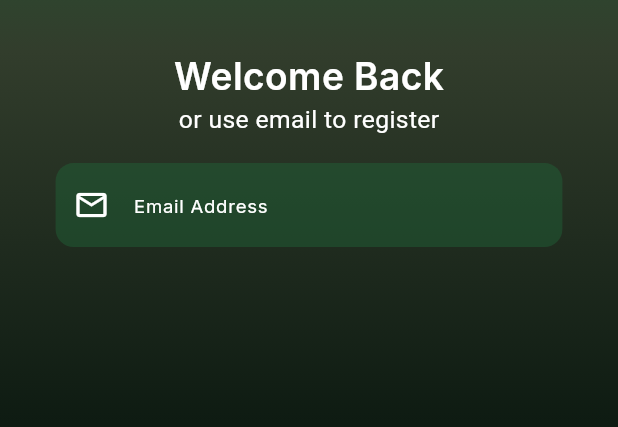
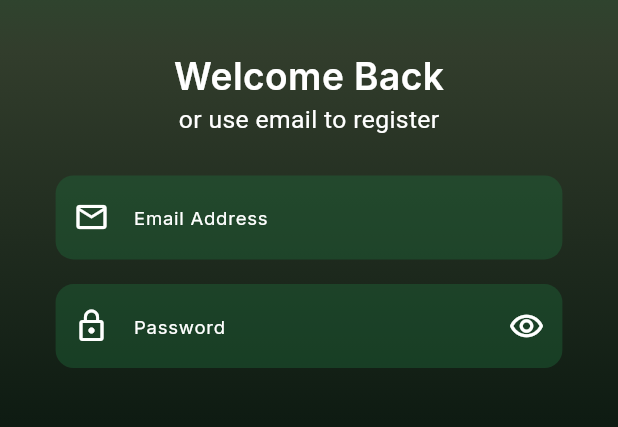
Before and after one commit to kwakyebrilliant/ebela, a Flutter app: the screen it shows after launch, on a phone screen of 412 x 824 dp, the part 319-746 px from its top. Run offline on Flutter 3.47's test engine with Material 3 defaults, Android fonts, the phone set to English and light mode, and no system bars; our stand-ins replace flutter_keyboard_visibility, google_fonts.

Commit message:
login page updated

```diff
--- a/lib/users/login_page.dart
+++ b/lib/users/login_page.dart
@@ -122,7 +122,7 @@ class _LoginPageState extends State<LoginPage> {
                         Padding(
                           padding: EdgeInsets.symmetric(
                             horizontal: screenWidth * 0.04,
-                            vertical: screenHeight * 0.02,
+                            vertical: screenHeight * 0.03,
                           ),
 
                           // Form here
@@ -130,8 +130,14 @@ class _LoginPageState extends State<LoginPage> {
                             // Column for form contents
                             child: Column(
                               children: [
+                                // Padding around Email TextFormField
+                                Padding(
+                                  padding: EdgeInsets.only(
+                                    bottom: screenHeight * 0.02,
+                                  ),
+
                                   // Email TextFormField
-                                MyTextFormField(
+                                  child: MyTextFormField(
                                     labelText: 'Email Address',
                                     icon: Icons.email_outlined,
                                     obscureText: false,
@@ -143,6 +149,30 @@ class _LoginPageState extends State<LoginPage> {
                                       }
                                       return null;
                                     },
+                                  ),
+                                ),
+
+                                // Padding around Password TextFormField
+                                Padding(
+                                  padding: EdgeInsets.only(
+                                    bottom: screenHeight * 0.02,
+                                  ),
+
+                                  // Password TextFormField
+                                  child: MyTextFormField(
+                                    labelText: 'Password',
+                                    icon: Icons.lock_outline,
+                                    suffixIcon: Icons.remove_red_eye_outlined,
+                                    obscureText: true,
+                                    fontSize: screenWidth * 0.03,
+                                    // controller: _passwordController,
+                                    validator: (value) {
+                                      if (value == null || value.isEmpty) {
+                                        return 'Password is required';
+                                      }
+                                      return null;
+                                    },
+                                  ),
                                 ),
                               ],
                             ),
```
Lines whose indentation alone changed are shown as unchanged.
